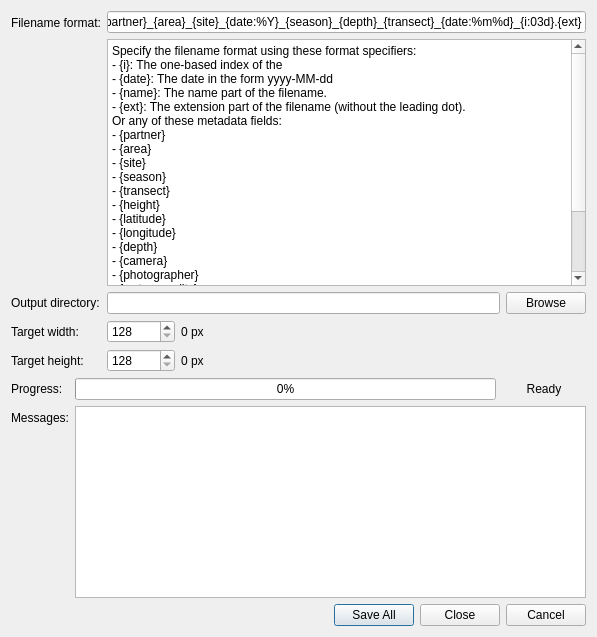
Old version of the form src/preprocessor/gui/export_dialog.ui in the repository CAMBioMed/preprocessor.
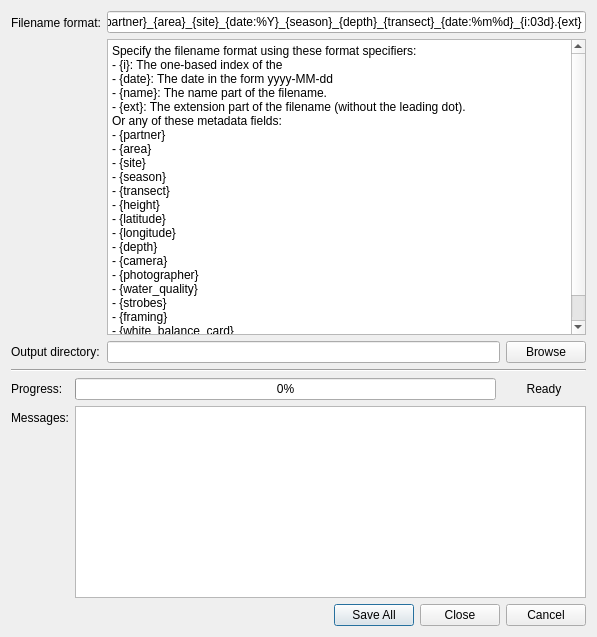
New version of the form.

Commit message: Remove target width/height fields

Diff of the .ui file:
```diff
--- a/src/preprocessor/gui/export_dialog.ui
+++ b/src/preprocessor/gui/export_dialog.ui
@@ -31,7 +31,7 @@
         <x>0</x>
         <y>0</y>
         <width>573</width>
-        <height>327</height>
+        <height>320</height>
        </rect>
       </property>
       <layout class="QFormLayout" name="formLayout_2">
@@ -50,107 +50,6 @@
        <property name="bottomMargin">
         <number>0</number>
        </property>
-       <item row="1" column="0">
-        <widget class="QLabel" name="lblOutputDirectory">
-         <property name="text">
-          <string>Output directory:</string>
-         </property>
-        </widget>
-       </item>
-       <item row="1" column="1">
-        <layout class="QHBoxLayout" name="layOutputDir">
-         <item>
-          <widget class="QLineEdit" name="txtOutputDir"/>
-         </item>
-         <item>
-          <widget class="QPushButton" name="btnOutputDir">
-           <property name="text">
-            <string>Browse</string>
-           </property>
-          </widget>
-         </item>
-        </layout>
-       </item>
-       <item row="2" column="0">
-        <widget class="QLabel" name="lblTargetWidth">
-         <property name="text">
-          <string>Target width:</string>
-         </property>
-        </widget>
-       </item>
-       <item row="2" column="1">
-        <layout class="QHBoxLayout" name="layTargetWidth">
-         <item>
-          <widget class="QSpinBox" name="numTargetWidth">
-           <property name="sizePolicy">
-            <sizepolicy hsizetype="Minimum" vsizetype="Fixed">
-             <horstretch>1</horstretch>
-             <verstretch>0</verstretch>
-            </sizepolicy>
-           </property>
-           <property name="minimum">
-            <number>128</number>
-           </property>
-           <property name="maximum">
-            <number>10240</number>
-           </property>
-          </widget>
-         </item>
-         <item>
-          <widget class="QLabel" name="lblTargetWidth_Value">
-           <property name="sizePolicy">
-            <sizepolicy hsizetype="Preferred" vsizetype="Preferred">
-             <horstretch>6</horstretch>
-             <verstretch>0</verstretch>
-            </sizepolicy>
-           </property>
-           <property name="text">
-            <string>0 px</string>
-           </property>
-          </widget>
-         </item>
-        </layout>
-       </item>
-       <item row="3" column="0">
-        <widget class="QLabel" name="lblTargetHeight">
-         <property name="text">
-          <string>Target height:</string>
-         </property>
-        </widget>
-       </item>
-       <item row="3" column="1">
-        <layout class="QHBoxLayout" name="layTargetHeight">
-         <item>
-          <widget class="QSpinBox" name="numTargetHeight">
-           <property name="sizePolicy">
-            <sizepolicy hsizetype="Minimum" vsizetype="Fixed">
-             <horstretch>1</horstretch>
-             <verstretch>0</verstretch>
-            </sizepolicy>
-           </property>
-           <property name="minimum">
-            <number>128</number>
-           </property>
-           <property name="maximum">
-            <number>10240</number>
-           </property>
-          </widget>
-         </item>
-         <item>
-          <widget class="QLabel" name="lblTargetHeight_Value">
-           <property name="sizePolicy">
-            <sizepolicy hsizetype="Preferred" vsizetype="Preferred">
-             <horstretch>6</horstretch>
-             <verstretch>0</verstretch>
-            </sizepolicy>
-           </property>
-           <property name="text">
-            <string>0 px</string>
-           </property>
-          </widget>
-         </item>
-        </layout>
-       </item>
        <item row="0" column="0">
         <widget class="QLabel" name="lblFilename">
          <property name="text">
@@ -203,10 +102,38 @@
          </item>
         </layout>
        </item>
+       <item row="1" column="0">
+        <widget class="QLabel" name="lblOutputDirectory">
+         <property name="text">
+          <string>Output directory:</string>
+         </property>
+        </widget>
+       </item>
+       <item row="1" column="1">
+        <layout class="QHBoxLayout" name="layOutputDir">
+         <item>
+          <widget class="QLineEdit" name="txtOutputDir"/>
+         </item>
+         <item>
+          <widget class="QPushButton" name="btnOutputDir">
+           <property name="text">
+            <string>Browse</string>
+           </property>
+          </widget>
+         </item>
+        </layout>
+       </item>
       </layout>
      </widget>
     </widget>
    </item>
+   <item>
+    <widget class="Line" name="line">
+     <property name="orientation">
+      <enum>Qt::Orientation::Horizontal</enum>
+     </property>
+    </widget>
+   </item>
    <item>
     <widget class="QFrame" name="frmProgress">
      <property name="sizePolicy">
```
The commit also changes 4 other files.
